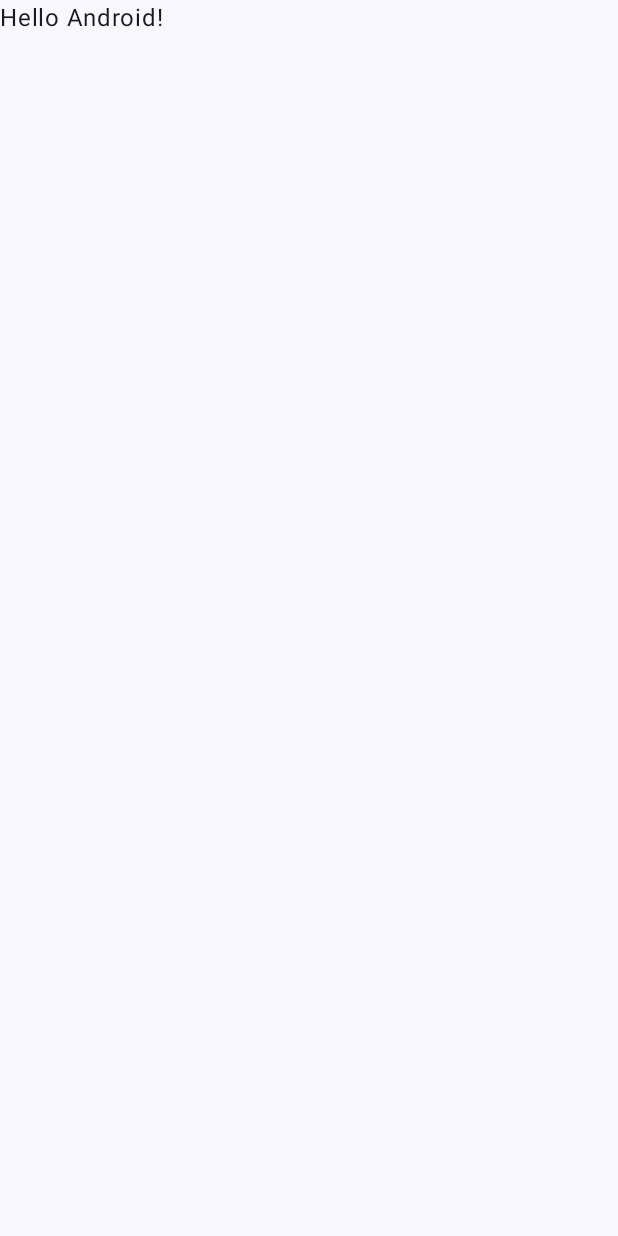
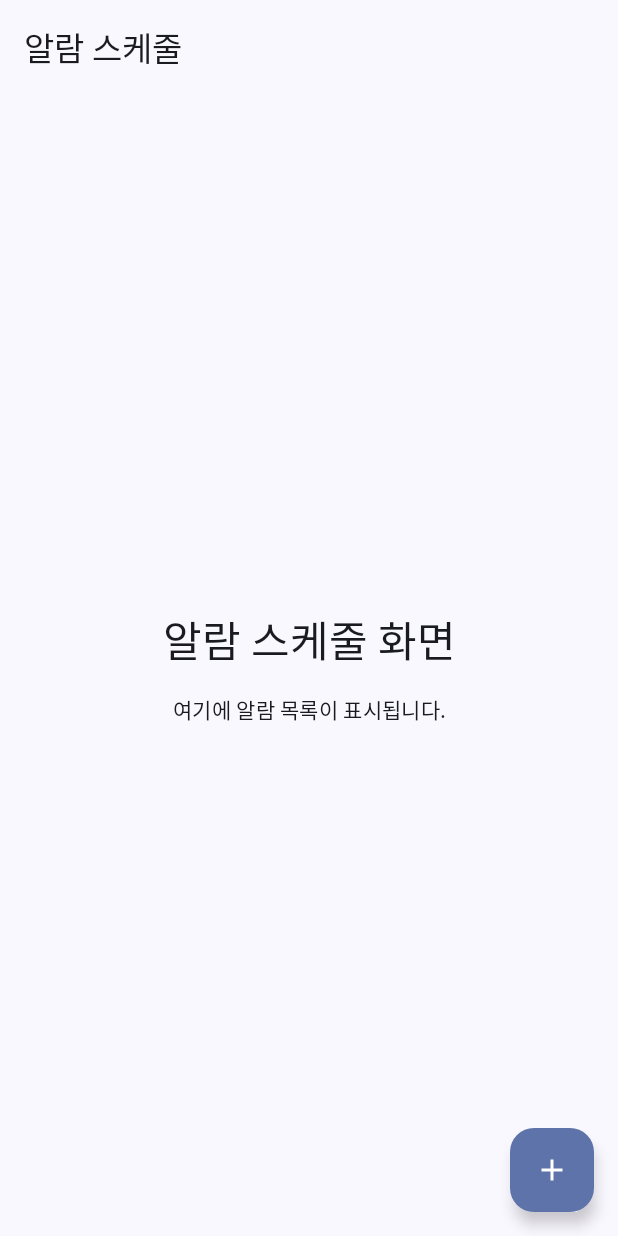
Before and after one commit to seungbae2/alarm, an Android app built with Jetpack Compose: the screen it shows after launch (MainActivity), on a phone screen of 412 x 824 dp. Before the commit the screen is almost empty. Run offline under Robolectric (Android 15) with nearby library versions, the phone set to English and light mode, and no system bars; our stand-ins replace Dagger/Hilt's generated code.

```diff
--- a/app/src/main/AndroidManifest.xml
+++ b/app/src/main/AndroidManifest.xml
@@ -3,6 +3,7 @@
     xmlns:tools="http://schemas.android.com/tools">
 
     <application
+        android:name=".AlarmApplication"
         android:allowBackup="true"
         android:dataExtractionRules="@xml/data_extraction_rules"
         android:fullBackupContent="@xml/backup_rules"
@@ -19,7 +20,6 @@
             android:theme="@style/Theme.Alarm">
             <intent-filter>
                 <action android:name="android.intent.action.MAIN" />
-
                 <category android:name="android.intent.category.LAUNCHER" />
             </intent-filter>
         </activity>
--- /dev/null
+++ b/app/src/main/java/com/sb/alarm/AlarmApplication.kt
@@ -0,0 +1,7 @@
+package com.sb.alarm
+
+import android.app.Application
+import dagger.hilt.android.HiltAndroidApp
+
+@HiltAndroidApp
+class AlarmApplication : Application()
--- a/app/src/main/java/com/sb/alarm/MainActivity.kt
+++ b/app/src/main/java/com/sb/alarm/MainActivity.kt
@@ -6,24 +6,28 @@ import androidx.activity.compose.setContent
 import androidx.activity.enableEdgeToEdge
 import androidx.compose.foundation.layout.fillMaxSize
 import androidx.compose.foundation.layout.padding
+import androidx.compose.material3.MaterialTheme
 import androidx.compose.material3.Scaffold
-import androidx.compose.material3.Text
+import androidx.compose.material3.Surface
 import androidx.compose.runtime.Composable
 import androidx.compose.ui.Modifier
-import androidx.compose.ui.tooling.preview.Preview
+import androidx.navigation.compose.rememberNavController
+import com.sb.alarm.navigation.AppNavGraph
 import com.sb.alarm.ui.theme.AlarmTheme
+import dagger.hilt.android.AndroidEntryPoint
 
+@AndroidEntryPoint
 class MainActivity : ComponentActivity() {
     override fun onCreate(savedInstanceState: Bundle?) {
         super.onCreate(savedInstanceState)
         enableEdgeToEdge()
         setContent {
             AlarmTheme {
-                Scaffold(modifier = Modifier.fillMaxSize()) { innerPadding ->
-                    Greeting(
-                        name = "Android",
-                        modifier = Modifier.padding(innerPadding)
-                    )
+                Surface(
+                    modifier = Modifier.fillMaxSize(),
+                    color = MaterialTheme.colorScheme.background
+                ) {
+                    AlarmApp()
                 }
             }
         }
@@ -31,17 +35,10 @@ class MainActivity : ComponentActivity() {
 }
 
 @Composable
-fun Greeting(name: String, modifier: Modifier = Modifier) {
-    Text(
-        text = "Hello $name!",
-        modifier = modifier
+fun AlarmApp() {
+    val navController = rememberNavController()
+
+    AppNavGraph(
+        navController = navController
     )
 }
-
-@Preview(showBackground = true)
-@Composable
-fun GreetingPreview() {
-    AlarmTheme {
-        Greeting("Android")
-    }
-}
--- /dev/null
+++ b/app/src/main/java/com/sb/alarm/navigation/AppNavGraph.kt
@@ -0,0 +1,26 @@
+package com.sb.alarm.navigation
+
+import androidx.compose.runtime.Composable
+import androidx.navigation.NavHostController
+import androidx.navigation.compose.NavHost
+import androidx.navigation.compose.composable
+import com.sb.alarm.presentation.schedule.ScheduleScreen
+
+@Composable
+fun AppNavGraph(
+    navController: NavHostController,
+    startDestination: String = "schedule",
+) {
+    NavHost(
+        navController = navController,
+        startDestination = startDestination
+    ) {
+        composable("schedule") {
+            ScheduleScreen(
+                onNavigateToAlarm = { alarmId ->
+                    navController.navigate("alarm/$alarmId")
+                }
+            )
+        }
+    }
+}
--- /dev/null
+++ b/app/src/main/java/com/sb/alarm/presentation/schedule/ScheduleScreen.kt
@@ -0,0 +1,58 @@
+package com.sb.alarm.presentation.schedule
+
+import androidx.compose.foundation.layout.*
+import androidx.compose.material.icons.Icons
+import androidx.compose.material.icons.filled.Add
+import androidx.compose.material3.*
+import androidx.compose.runtime.Composable
+import androidx.compose.ui.Alignment
+import androidx.compose.ui.Modifier
+import androidx.compose.ui.text.style.TextAlign
+import androidx.compose.ui.unit.dp
+import androidx.hilt.navigation.compose.hiltViewModel
+
+@OptIn(ExperimentalMaterial3Api::class)
+@Composable
+fun ScheduleScreen(
+    onNavigateToAlarm: (Long) -> Unit,
+    viewModel: ScheduleViewModel = hiltViewModel()
+) {
+    Scaffold(
+        topBar = {
+            TopAppBar(
+                title = { Text("알람 스케줄") }
+            )
+        },
+        floatingActionButton = {
+            FloatingActionButton(
+                onClick = {
+                    // TODO: 정오 알람 추가 로직
+                }
+            ) {
+                Icon(Icons.Default.Add, contentDescription = "알람 추가")
+            }
+        }
+    ) { paddingValues ->
+        Column(
+            modifier = Modifier
+                .fillMaxSize()
+                .padding(paddingValues),
+            horizontalAlignment = Alignment.CenterHorizontally,
+            verticalArrangement = Arrangement.Center
+        ) {
+            Text(
+                text = "알람 스케줄 화면",
+                style = MaterialTheme.typography.headlineMedium,
+                textAlign = TextAlign.Center
+            )
+
+            Spacer(modifier = Modifier.height(16.dp))
+
+            Text(
+                text = "여기에 알람 목록이 표시됩니다.",
+                style = MaterialTheme.typography.bodyMedium,
+                textAlign = TextAlign.Center
+            )
+        }
+    }
+}
--- /dev/null
+++ b/app/src/main/java/com/sb/alarm/presentation/schedule/ScheduleViewModel.kt
@@ -0,0 +1,14 @@
+package com.sb.alarm.presentation.schedule
+
+import androidx.lifecycle.ViewModel
+import dagger.hilt.android.lifecycle.HiltViewModel
+import javax.inject.Inject
+
+@HiltViewModel
+class ScheduleViewModel @Inject constructor(
+    // TODO: Repository 주입
+) : ViewModel() {
+
+    // TODO: 알람 목록 상태 관리
+
+}
--- a/build.gradle.kts
+++ b/build.gradle.kts
@@ -3,4 +3,10 @@ plugins {
     alias(libs.plugins.android.application) apply false
     alias(libs.plugins.kotlin.android) apply false
     alias(libs.plugins.kotlin.compose) apply false
+    alias(libs.plugins.kotlin.jvm) apply false
+    alias(libs.plugins.kotlin.serialization) apply false
+    alias(libs.plugins.ksp) apply false
+    alias(libs.plugins.hilt) apply false
+    alias(libs.plugins.room) apply false
+    alias(libs.plugins.google.service) apply false
 }
```
Also changed, not shown: app/build.gradle.kts (+49 -7 lines), gradle/libs.versions.toml (+51 -5 lines).
